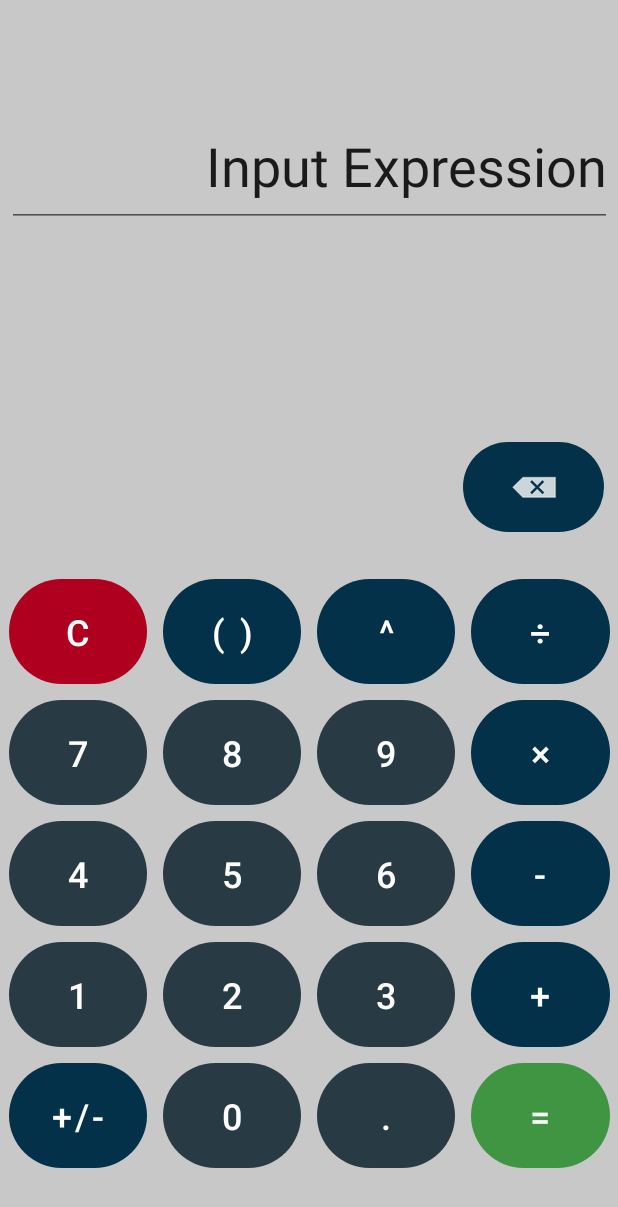
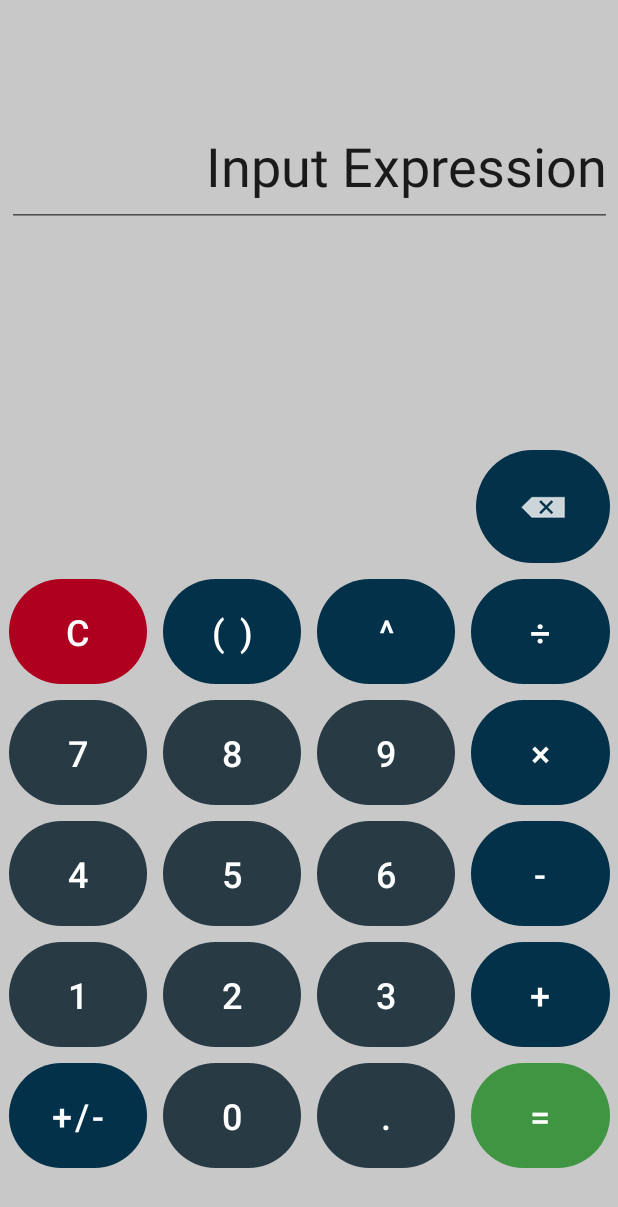
Before and after one commit to Zeinelrez/zein_calculator, an Android app: the screen it shows after launch (MainActivity), on a phone screen of 412 x 824 dp. Shown: the top 1207 px of the screen. Run offline under Robolectric (Android 15) with nearby library versions, the phone set to English and light mode, and no system bars.

```diff
--- a/app/src/main/res/layout-land/activity_main.xml
+++ b/app/src/main/res/layout-land/activity_main.xml
@@ -344,8 +344,8 @@
 
     <ImageButton
         android:id="@+id/imageButton"
-        android:layout_width="185dp"
-        android:layout_height="46dp"
+        android:layout_width="182dp"
+        android:layout_height="49dp"
         android:layout_margin="2dp"
         android:layout_marginTop="32dp"
         android:layout_marginBottom="8dp"
@@ -354,7 +354,7 @@
         android:onClick="backBtn"
         app:layout_constraintBottom_toTopOf="@+id/tableLayout"
         app:layout_constraintEnd_toEndOf="parent"
-        app:layout_constraintHorizontal_bias="0.0"
+        app:layout_constraintHorizontal_bias="0.029"
         app:layout_constraintStart_toStartOf="parent"
         app:layout_constraintTop_toTopOf="@+id/input"
         app:layout_constraintVertical_bias="1.0"
--- a/app/src/main/res/layout/activity_main.xml
+++ b/app/src/main/res/layout/activity_main.xml
@@ -342,18 +342,18 @@
 
     <ImageButton
         android:id="@+id/imageButton"
-        android:layout_width="94dp"
-        android:layout_height="60dp"
+        android:layout_width="89dp"
+        android:layout_height="75dp"
         android:layout_margin="5dp"
         android:background="@drawable/circle"
         android:contentDescription="none"
         android:onClick="backBtn"
         app:layout_constraintBottom_toTopOf="@+id/tableLayout"
         app:layout_constraintEnd_toEndOf="parent"
-        app:layout_constraintHorizontal_bias="0.987"
+        app:layout_constraintHorizontal_bias="1.0"
         app:layout_constraintStart_toStartOf="parent"
         app:layout_constraintTop_toBottomOf="@+id/input"
-        app:layout_constraintVertical_bias="0.87"
+        app:layout_constraintVertical_bias="1.0"
         app:srcCompat="@android:drawable/ic_input_delete" />
 
 </androidx.constraintlayout.widget.ConstraintLayout>
```
Also changed, not shown: app/src/main/java/com/example/zein_calculator/MainActivity.java (+29 -10 lines).
